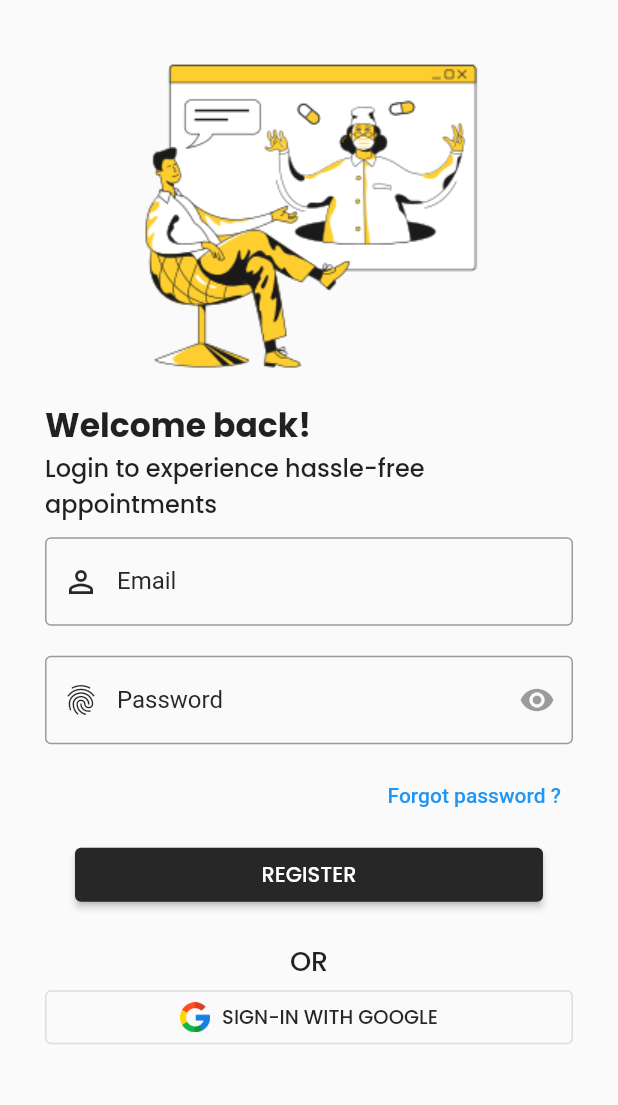
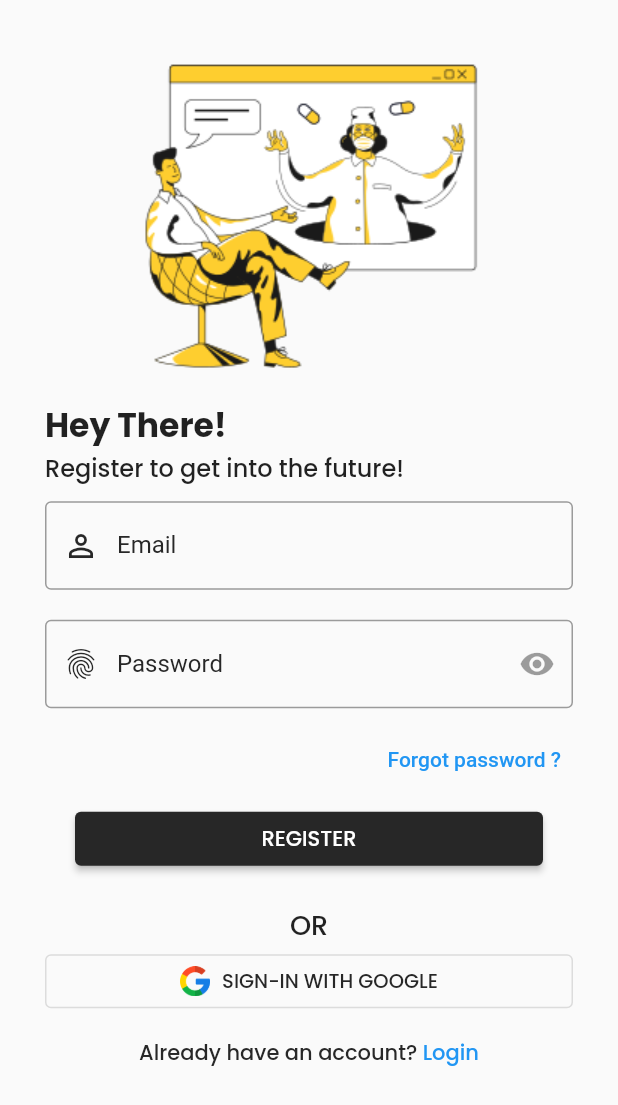
Before and after one commit to shreyxnsh/todoapp-nodejs, a Flutter app: the screen it shows after launch, on a phone screen of 412 x 824 dp. Shown: the top 1105 px of the screen. Run offline on Flutter 3.47's test engine with Material 2 defaults, Android fonts, the phone set to English and light mode, and no system bars; our stand-ins replace get, jwt_decoder, shared_preferences.

Commit message:
added page routes between login and signup pages

```diff
--- a/lib/src/features/login/login_form_widget.dart
+++ b/lib/src/features/login/login_form_widget.dart
@@ -7,6 +7,7 @@ import 'package:get/get.dart';
 import 'package:shared_preferences/shared_preferences.dart';
 import 'package:todo_nodejs/main.dart';
 import 'package:todo_nodejs/src/features/dashboard/dashboard.dart';
+import 'package:todo_nodejs/src/features/login/login_screen.dart';
 import '../../../constants/colors.dart';
 import 'package:http/http.dart' as http;
 import 'package:todo_nodejs/config/config.dart';
@@ -136,6 +137,7 @@ class _LoginFormState extends State<LoginForm> {
                 alignment: Alignment.centerRight,
                 child: TextButton(
                     onPressed: () {}, child: Text('Forgot password ?'))),
+
             Padding(
               padding: EdgeInsets.only(top: 5, bottom: 20, left: 20, right: 20),
               child: SizedBox(
--- a/lib/src/features/register/register_form_widget.dart
+++ b/lib/src/features/register/register_form_widget.dart
@@ -113,6 +113,7 @@ class RegisterForm extends StatelessWidget {
 
                     },
                     child: Text('Forgot password ?'))),
+
             Padding(
               padding: EdgeInsets.only(top: 5, bottom: 20, left: 20, right: 20),
               child: SizedBox(
--- a/lib/src/features/register/register_screen.dart
+++ b/lib/src/features/register/register_screen.dart
@@ -2,6 +2,7 @@
 import 'package:flutter/material.dart';
 import 'package:flutter/src/widgets/framework.dart';
 import 'package:flutter/src/widgets/placeholder.dart';
+import 'package:todo_nodejs/src/features/login/login_screen.dart';
 
 import '../../../constants/colors.dart';
 import '../../../constants/image_strings.dart';
@@ -32,8 +33,8 @@ class RegisterScreen extends StatelessWidget {
                 children: [
                   // section 1
                   Center(child: Image(image: AssetImage(tLoginScreenImage), height: size.height*0.3,)),
-                  Text('Welcome back!', style: TextStyle(fontFamily: 'PoppinsBold', fontSize: 22, ),),
-                  Text('Login to experience hassle-free appointments', style: TextStyle(fontFamily: 'PoppinsMedium', fontSize: 16, ),),
+                  Text('Hey There!', style: TextStyle(fontFamily: 'PoppinsBold', fontSize: 22, ),),
+                  Text('Register to get into the future!', style: TextStyle(fontFamily: 'PoppinsMedium', fontSize: 16, ),),
 
                   // section 2
                   RegisterForm(),
@@ -52,6 +53,48 @@ class RegisterScreen extends StatelessWidget {
                           onPressed: (){}, label: Text('Sign-In with google'.toUpperCase(), style: TextStyle(fontFamily: 'PoppinsMedium', fontSize: 13),),
                       ),
                       ),
+                      TextButton(
+                        onPressed: (){
+                        //   Navigator.push(
+                        //   context,
+                        //   MaterialPageRoute(
+                        //       builder: (context) =>  LoginScreen()),
+                        // );
+
+                        Navigator.push(
+                          context,
+              PageRouteBuilder(
+                pageBuilder: (context, animation, secondaryAnimation) {
+                  return LoginScreen();
+                },
+                transitionsBuilder:
+                    (context, animation, secondaryAnimation, child) {
+                  var begin = Offset(-1.0, 0.0);
+                  var end = Offset.zero;
+                  var tween = Tween(begin: begin, end: end);
+                  var offsetAnimation = animation.drive(tween);
+                  return SlideTransition(
+                    position: offsetAnimation,
+                    child: child,
+                  );
+                    },
+                    transitionDuration: Duration(milliseconds: 200),
+              ),
+
+                        );
+
+                        },
+                      child: const Text.rich(
+                        TextSpan(
+                          text: "Already have an account?",style: TextStyle(fontFamily: 'PoppinsMedium', color: tSecondaryColor),
+                          children: [
+                            TextSpan(text: ' Login',
+                            style: TextStyle(fontFamily: 'PoppinsMedium', color: Colors.blue))
+                          ]
+                        )
+
+                        )
+                        )
 
                     ],
                   )
```
